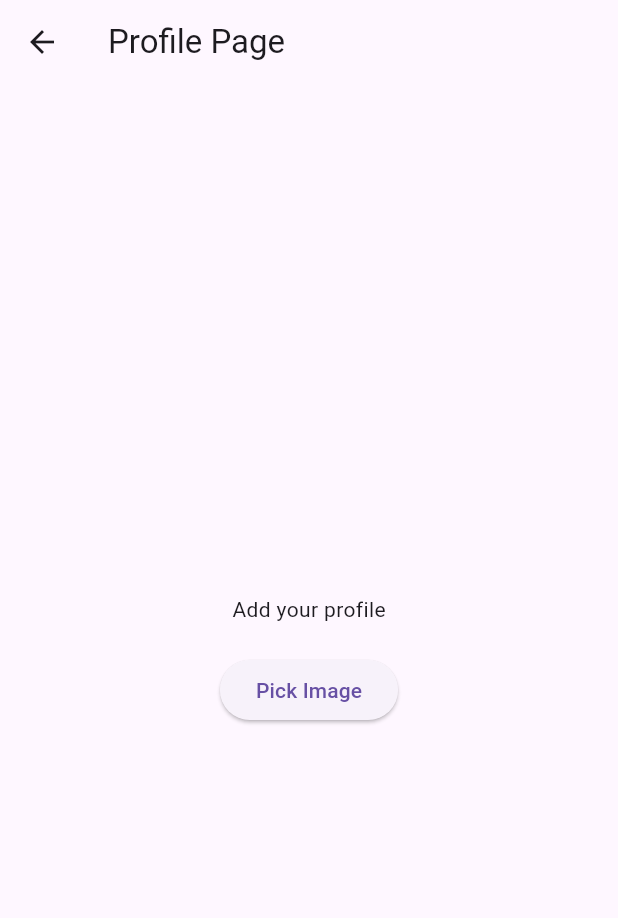
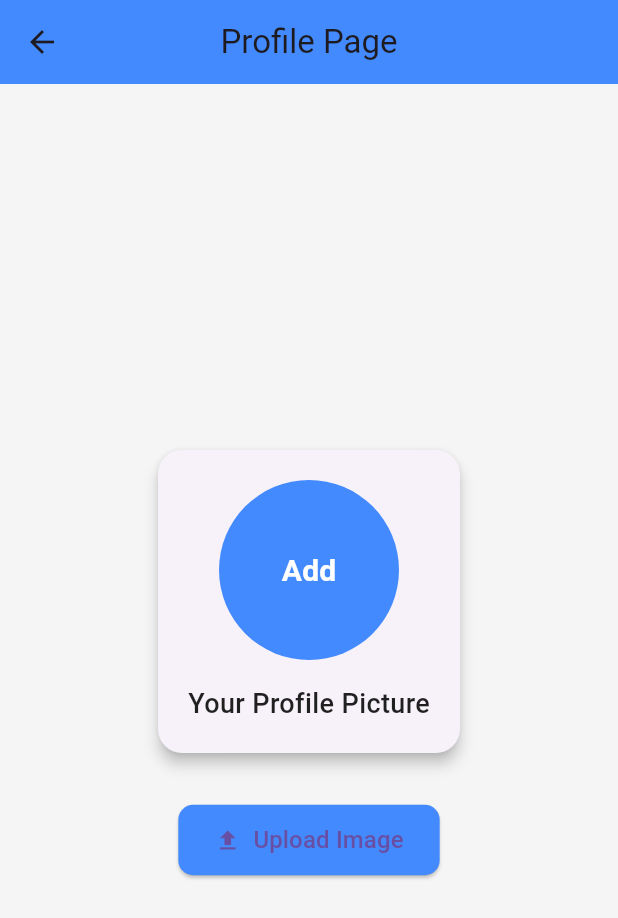
Before and after one commit to eswaran1429/mychat, a Flutter app: the ProfilePage screen opened directly, on a phone screen of 412 x 824 dp. Shown: the top 918 px of the screen. Run offline on Flutter 3.47's test engine with Material 3 defaults, Android fonts, the phone set to English and light mode, and no system bars; our stand-ins replace cloud_firestore, firebase_auth, firebase_core, firebase_messaging, flutter_local_notifications, google_sign_in and 2 more; missing offline and left inert: cloudinary_flutter, cloudinary_url_gen; accounts and stored records are empty.

Commit message:
profile ui updated

```diff
--- a/lib/screens/profilepage.dart
+++ b/lib/screens/profilepage.dart
@@ -70,36 +70,87 @@ class _ProfilePageState extends State<ProfilePage> {
     final user = Provider.of<Authservice>(context);
     _database = Database(uid: user.currentUser!.uid);
     return Scaffold(
-      appBar: AppBar(title: const Text("Profile Page")),
-      body: Center(
+  appBar: AppBar(
+    title: const Text("Profile Page"),
+    centerTitle: true,
+    backgroundColor: Colors.blueAccent,
+  ),
+  body: Container(
+    width: double.infinity,
+    padding: const EdgeInsets.symmetric(horizontal: 24, vertical: 32),
+    color: Colors.grey[100],
     child: Column(
       mainAxisAlignment: MainAxisAlignment.center,
+      children: [
+        Card(
+          shape: RoundedRectangleBorder(borderRadius: BorderRadius.circular(16)),
+          elevation: 4,
+          child: Padding(
+            padding: const EdgeInsets.all(20),
+            child: Column(
               children: [
                 FutureBuilder<String?>(
                   future: getProfile(user.currentUser!.uid),
                   builder: (context, snapshot) {
                     if (snapshot.connectionState == ConnectionState.waiting) {
-                  return CircularProgressIndicator(color: Colors.black,);
+                      return const CircularProgressIndicator(color: Colors.blueAccent);
                     }
+
                     if (snapshot.hasData && snapshot.data!.isNotEmpty) {
-                  return Image.network(
-                    snapshot.data!,
-                    fit: BoxFit.contain,
+                      return CircleAvatar(
+                        radius: 130,
+                        backgroundImage: NetworkImage(snapshot.data!),
+                        backgroundColor: Colors.grey[200],
                       );
                     } else {
-                  return const Text('Add your profile');
-
+                      return const CircleAvatar(
+                        radius: 60,
+                        backgroundColor: Colors.blueAccent,
+                        child: Text(
+                          "Add",
+                          style: TextStyle(
+                            color: Colors.white,
+                            fontWeight: FontWeight.bold,
+                            fontSize: 20,
+                          ),
+                        ),
+                      );
                     }
                   },
                 ),
-            const SizedBox(height: 20),
-            ElevatedButton(
+                const SizedBox(height: 16),
+                const Text(
+                  "Your Profile Picture",
+                  style: TextStyle(
+                    fontSize: 18,
+                    fontWeight: FontWeight.w500,
+                    color: Colors.black87,
+                  ),
+                ),
+              ],
+            ),
+          ),
+        ),
+        const SizedBox(height: 30),
+        ElevatedButton.icon(
           onPressed: pickImage,
-              child: const Text('Pick Image'),
+          style: ElevatedButton.styleFrom(
+            backgroundColor: Colors.blueAccent,
+            padding: const EdgeInsets.symmetric(horizontal: 24, vertical: 12),
+            shape: RoundedRectangleBorder(
+              borderRadius: BorderRadius.circular(10),
+            ),
+          ),
+          icon: const Icon(Icons.upload),
+          label: const Text(
+            'Upload Image',
+            style: TextStyle(fontSize: 16),
+          ),
         ),
       ],
     ),
   ),
 );
+
   }
 }
```
Lines whose indentation alone changed are shown as unchanged.
